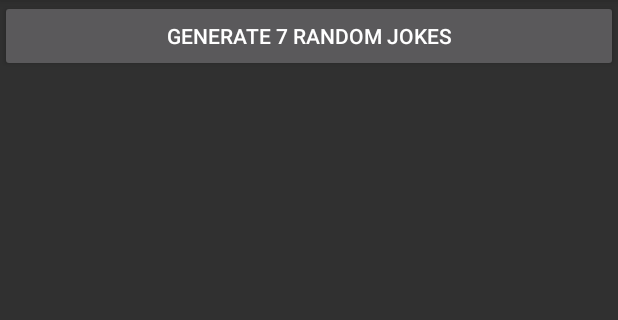
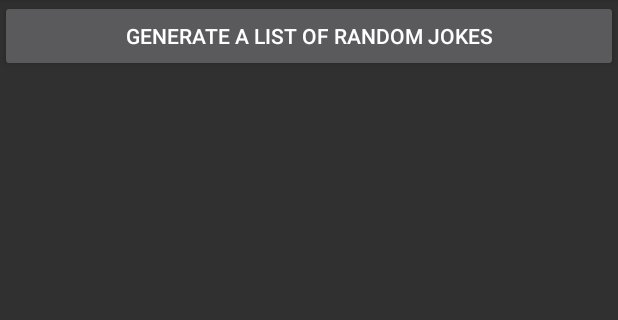
Before and after one commit to reduct0r/T-Bank_Jokes_Watcher, an Android app: the screen it shows after launch (JokeListActivity), on a phone screen of 412 x 824 dp, the part 84-404 px from its top. Run offline under Robolectric (Android 15) with nearby library versions, the phone set to English and light mode, and no system bars.

Commit message:
fragments

```diff
--- a/app/src/main/java/com/example/homework_project_1/main/data/JokesGenerator.kt
+++ b/app/src/main/java/com/example/homework_project_1/main/data/JokesGenerator.kt
@@ -98,6 +98,7 @@ object JokesGenerator {
 
     // Генерация данных для списка из рандомных шуток без повторения
     fun generateJokesData(): List<ViewTyped> {
+        ind = 0
         val newSelectedJokes = mutableListOf<ViewTyped.Joke>()
         val usedAvatarsPerCategory = mutableMapOf<String, MutableSet<Int>>()
 
@@ -140,6 +141,7 @@ object JokesGenerator {
 
     // Сброс использованных шуток
     fun reset() {
+        ind = 0
         selectedJokes.clear()
         usedJokesIndices.clear()
     }
--- a/app/src/main/java/com/example/homework_project_1/main/data/ViewTyped.kt
+++ b/app/src/main/java/com/example/homework_project_1/main/data/ViewTyped.kt
@@ -32,6 +32,7 @@ sealed interface ViewTyped {
         val answer: String,
     ) : ViewTyped
 
+
     // Класс заголовка
     data class Header(
         val title: String
--- a/app/src/main/java/com/example/homework_project_1/main/ui/joke_list/JokeListActivity.kt
+++ b/app/src/main/java/com/example/homework_project_1/main/ui/joke_list/JokeListActivity.kt
@@ -8,59 +8,20 @@ import androidx.recyclerview.widget.GridLayoutManager
 import com.example.homework_project_1.R
 import com.example.homework_project_1.databinding.ActivityJokeListBinding
 import com.example.homework_project_1.main.ui.joke_list.recycler.adapter.ViewTypedListAdapter
-import com.example.homework_project_1.main.ui.joke_details.JokeDetailsActivity
+
 
 
 class JokeListActivity : AppCompatActivity() {
-    private lateinit var binding: ActivityJokeListBinding
 
-    private val viewModel: JokeListViewModel by viewModels {
-        JokesViewModelFactory(this)
-    }
-
-    private val adapter = ViewTypedListAdapter{
-        startActivity(JokeDetailsActivity.getInstance(this, it))
-    }
-
-    // Вывод ошибки
-    private fun showError(message: String) {
-        Toast.makeText(this, message, Toast.LENGTH_SHORT).show()
-    }
-
-    // Создаем RecyclerView и устанавливаем слушатель на кнопку
     override fun onCreate(savedInstanceState: Bundle?) {
         super.onCreate(savedInstanceState)
-        binding = ActivityJokeListBinding.inflate(layoutInflater)
-        setContentView(binding.root)
-        createRecyclerViewList()
+        setContentView(R.layout.activity_main)
 
-        // Наблюдение за изменениями в LiveData
-        viewModel.jokes.observe(this) {
-            adapter.submitList(it)
-        }
-
-        // Наблюдение за ошибками
-        viewModel.error.observe(this) {
-            showError(it)
-        }
-
-        // При нажатии на кнопку генерируем новые данные и обновляем список или выводим ошибку и сбрасываем использованные шутки
-        binding.button.setOnClickListener {
-            viewModel.generateJokes()
-            if (viewModel.showGeneratedData().isEmpty()) {
-                binding.button.text = getString(R.string.reset_used_jokes)
-                showError("No new jokes are available.")
-                  viewModel.resetJokes()
-            }
-            else {
-            binding.button.text = getString(R.string.generate_jokes)
-          }
+        // Загрузка начального фрагмента только один раз
+        if (savedInstanceState == null) {
+            supportFragmentManager.beginTransaction()
+                .replace(R.id.fragment_container, JokeListFragment())
+                .commit()
         }
     }
-
-    // Создаем RecyclerView
-    private fun createRecyclerViewList() {
-        binding.recyclerView.adapter = adapter
-        binding.recyclerView.layoutManager = GridLayoutManager(this, 1)
-    }
 }
--- /dev/null
+++ b/app/src/main/java/com/example/homework_project_1/main/ui/joke_list/JokeListFragment.kt
@@ -0,0 +1,91 @@
+package com.example.homework_project_1.main.ui.joke_list
+
+import android.os.Bundle
+import android.view.LayoutInflater
+import android.view.View
+import android.view.ViewGroup
+import android.widget.Toast
+import androidx.appcompat.app.AppCompatActivity
+import androidx.fragment.app.Fragment
+import androidx.fragment.app.viewModels
+import androidx.recyclerview.widget.GridLayoutManager
+import com.example.homework_project_1.R
+import com.example.homework_project_1.databinding.FragmentJokeListBinding
+import com.example.homework_project_1.main.ui.joke_details.JokeDetailsFragment
+import com.example.homework_project_1.main.ui.joke_list.recycler.adapter.ViewTypedListAdapter
+
+class JokeListFragment : Fragment() {
+    private var _binding: FragmentJokeListBinding? = null
+    private val binding get() = _binding!!
+
+    private val viewModel: JokeListViewModel by viewModels {
+        JokesViewModelFactory(requireContext())
+    }
+
+    private val adapter = ViewTypedListAdapter { joke ->
+        // Навигация к деталям шутки с использованием идентификатора
+        parentFragmentManager.beginTransaction()
+            .setCustomAnimations(
+                R.anim.slide_in_right,  // Анимация для входа нового фрагмента
+                R.anim.slide_out_left,  // Анимация для выхода текущего фрагмента
+                R.anim.slide_in_left,   // Анимация для возврата к предыдущему фрагменту
+                R.anim.slide_out_right  // Анимация для снятия нового фрагмента
+            )
+            .replace(R.id.fragment_container, JokeDetailsFragment.newInstance(joke))
+            .addToBackStack(null)
+            .commit()
+    }
+
+    // Вывод ошибки
+    private fun showError(message: String) {
+        Toast.makeText(requireContext(), message, Toast.LENGTH_SHORT).show()
+    }
+
+    override fun onCreateView(
+        inflater: LayoutInflater, container: ViewGroup?,
+        savedInstanceState: Bundle?,
+    ): View {
+        _binding = FragmentJokeListBinding.inflate(inflater, container, false)
+        return binding.root
+    }
+
+    // Создаем RecyclerView и устанавливаем слушатель на кнопку
+    override fun onViewCreated(view: View, savedInstanceState: Bundle?) {
+        super.onViewCreated(view, savedInstanceState)
+        createRecyclerViewList()
+        (requireActivity() as AppCompatActivity).supportActionBar?.show()
+
+        // Наблюдение за изменениями в LiveData
+        viewModel.jokes.observe(viewLifecycleOwner) {
+            adapter.submitList(it)
+        }
+
+        // Наблюдение за ошибками
+        viewModel.error.observe(viewLifecycleOwner) {
+            showError(it)
+        }
+
+        // Обработка нажатия на кнопку
+        binding.button.setOnClickListener {
+            viewModel.generateJokes()
+            if (viewModel.showGeneratedData().isEmpty()) {
+                binding.button.text = getString(R.string.reset_used_jokes)
+                showError("No new jokes are available.")
+                viewModel.resetJokes()
+            } else {
+                binding.button.text = getString(R.string.generate_jokes)
+            }
+        }
+    }
+
+    // Создаем RecyclerView
+    private fun createRecyclerViewList() {
+        binding.recyclerView.adapter = adapter
+        binding.recyclerView.layoutManager = GridLayoutManager(requireContext(), 1)
+    }
+
+    override fun onDestroyView() {
+        super.onDestroyView()
+        _binding = null
+    }
+}
--- /dev/null
+++ b/app/src/main/res/anim/slide_in_left.xml
@@ -0,0 +1,4 @@
+<translate xmlns:android="http://schemas.android.com/apk/res/android"
+    android:duration="150"
+    android:fromXDelta="-100%"
+    android:toXDelta="0%" />
--- /dev/null
+++ b/app/src/main/res/anim/slide_in_right.xml
@@ -0,0 +1,4 @@
+<translate xmlns:android="http://schemas.android.com/apk/res/android"
+    android:duration="150"
+    android:fromXDelta="100%"
+    android:toXDelta="0%" />
--- /dev/null
+++ b/app/src/main/res/anim/slide_out_left.xml
@@ -0,0 +1,4 @@
+<translate xmlns:android="http://schemas.android.com/apk/res/android"
+    android:duration="150"
+    android:fromXDelta="0%"
+    android:toXDelta="-100%" />
--- /dev/null
+++ b/app/src/main/res/anim/slide_out_right.xml
@@ -0,0 +1,4 @@
+<translate xmlns:android="http://schemas.android.com/apk/res/android"
+    android:duration="150"
+    android:fromXDelta="0%"
+    android:toXDelta="100%" />
--- /dev/null
+++ b/app/src/main/res/layout/activity_main.xml
@@ -0,0 +1,5 @@
+<?xml version="1.0" encoding="utf-8"?>
+<FrameLayout xmlns:android="http://schemas.android.com/apk/res/android"
+    android:id="@+id/fragment_container"
+    android:layout_width="match_parent"
+    android:layout_height="match_parent"/>
--- /dev/null
+++ b/app/src/main/res/layout/fragment_joke_list.xml
@@ -0,0 +1,37 @@
+<?xml version="1.0" encoding="utf-8"?>
+<androidx.constraintlayout.widget.ConstraintLayout
+    xmlns:android="http://schemas.android.com/apk/res/android"
+    xmlns:app="http://schemas.android.com/apk/res-auto"
+    xmlns:tools="http://schemas.android.com/tools"
+    android:id="@+id/main"
+    android:layout_width="match_parent"
+    android:layout_height="match_parent"
+    tools:context=".main.ui.joke_list.JokeListActivity">
+
+    <Button
+        android:id="@+id/button"
+        android:layout_width="0dp"
+        android:layout_height="wrap_content"
+        android:text="@string/generate_jokes"
+        app:layout_constraintEnd_toEndOf="parent"
+        app:layout_constraintStart_toStartOf="parent"
+        app:layout_constraintTop_toTopOf="parent"
+        tools:ignore="HardcodedText" />
+
+    <androidx.recyclerview.widget.RecyclerView
+        android:id="@+id/recyclerView"
+        android:layout_width="match_parent"
+        android:layout_height="0dp"
+        app:layoutManager="androidx.recyclerview.widget.LinearLayoutManager"
+        app:layout_constraintBaseline_toBottomOf="parent"
+        app:layout_constraintBottom_toBottomOf="parent"
+        app:layout_constraintEnd_toEndOf="parent"
+        app:layout_constraintHorizontal_bias="0.0"
+        app:layout_constraintStart_toStartOf="parent"
+        app:layout_constraintTop_toBottomOf="@+id/button"
+        app:layout_constraintVertical_bias="0.0"
+        tools:listitem="@layout/joke_item">
+
+    </androidx.recyclerview.widget.RecyclerView>
+
+</androidx.constraintlayout.widget.ConstraintLayout>
--- a/app/src/main/res/values/strings.xml
+++ b/app/src/main/res/values/strings.xml
@@ -3,6 +3,7 @@
     <string name="back">Back</string>
     <string name="reset_used_jokes">Reset used jokes</string>
     <string name="no_new_jokes">No new jokes are available.</string>
-    <string name="generate_jokes">Generate 7 random jokes</string>
+    <string name="generate_jokes">Generate a list of random jokes</string>
     <string name="add_to_favorites">Add to favorites</string>
+    <string name="no_new_jokes_available">No new jokes</string>
 </resources>
```
Also changed, not shown: app/build.gradle.kts (+4 -3 lines), app/src/main/java/com/example/homework_project_1/main/ui/joke_details/JokeDetailsActivity.kt (deleted, +0 -80 lines), app/src/main/java/com/example/homework_project_1/main/ui/joke_details/JokeDetailsFragment.kt (added, +94 -0 lines), app/src/main/java/com/example/homework_project_1/main/ui/joke_list/recycler/adapter/ViewTypedListAdapter.kt (+6 -19 lines), app/src/main/res/layout/fragment_joke_details.xml (added, +98 -0 lines).
